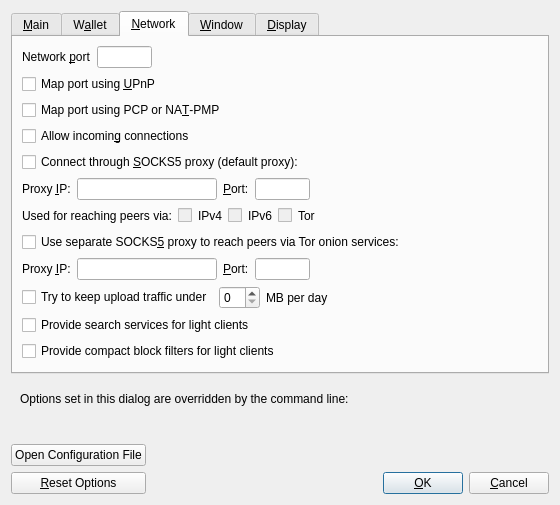
First picture: the form in src/qt/forms/optionsdialog.ui, repository l0rinc/bitcoin, before the edit.
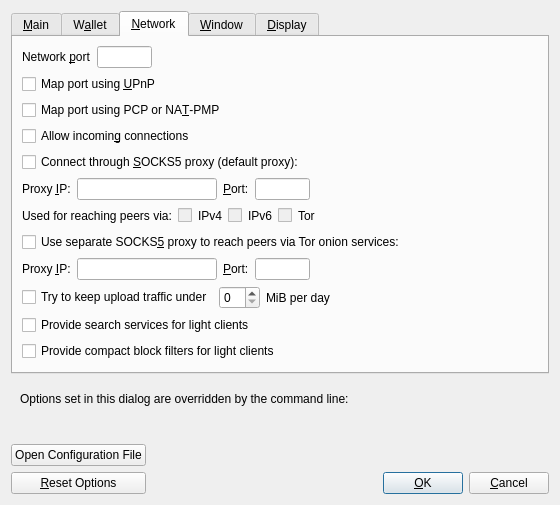
Second picture: the form after the edit. The open tabs and pages were chosen to show the change. Custom widgets are drawn as their Qt base class.

Commit message:
Bugfix: GUI/Options: Correct maxuploadtarget label to use MiB

https://github.com/bitcoinknots/bitcoin/commit/a5e8dda6d9ae11a9b772e5376e1f4bfdf9537af9

```diff
--- a/src/qt/forms/optionsdialog.ui
+++ b/src/qt/forms/optionsdialog.ui
@@ -708,7 +708,7 @@
          <item>
           <widget class="QLabel" name="maxuploadtargetUnitLabel">
            <property name="text">
-            <string>MB per day</string>
+            <string>MiB per day</string>
            </property>
            <property name="textFormat">
             <enum>Qt::PlainText</enum>
```
The commit also changes 1 other file.
